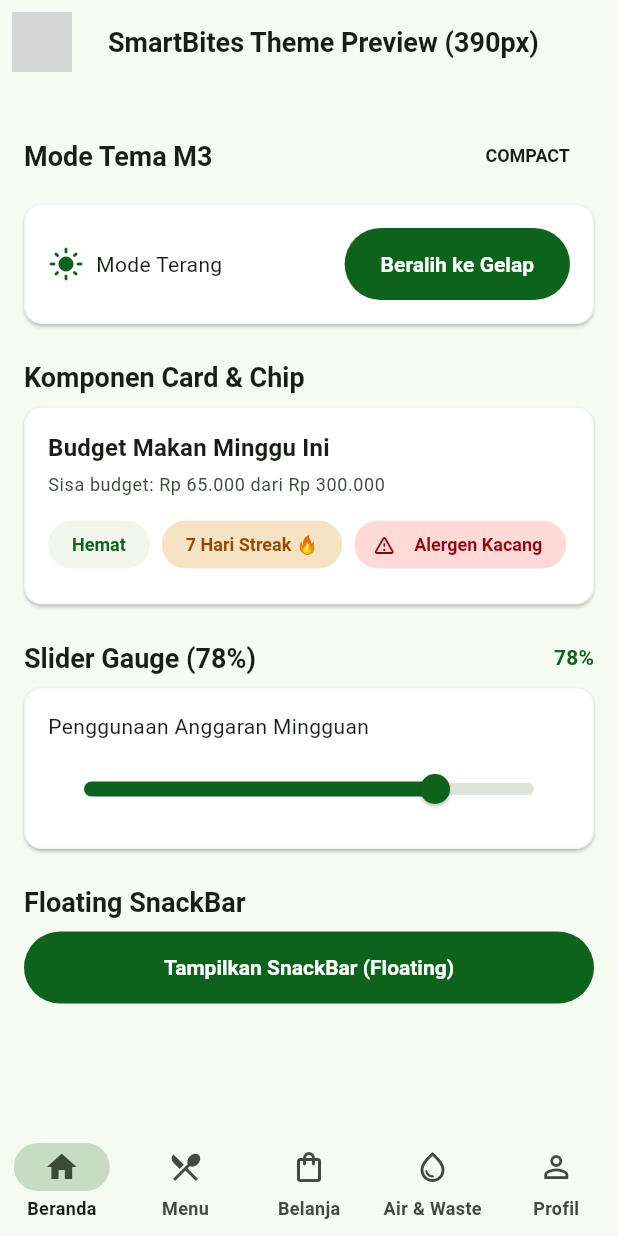
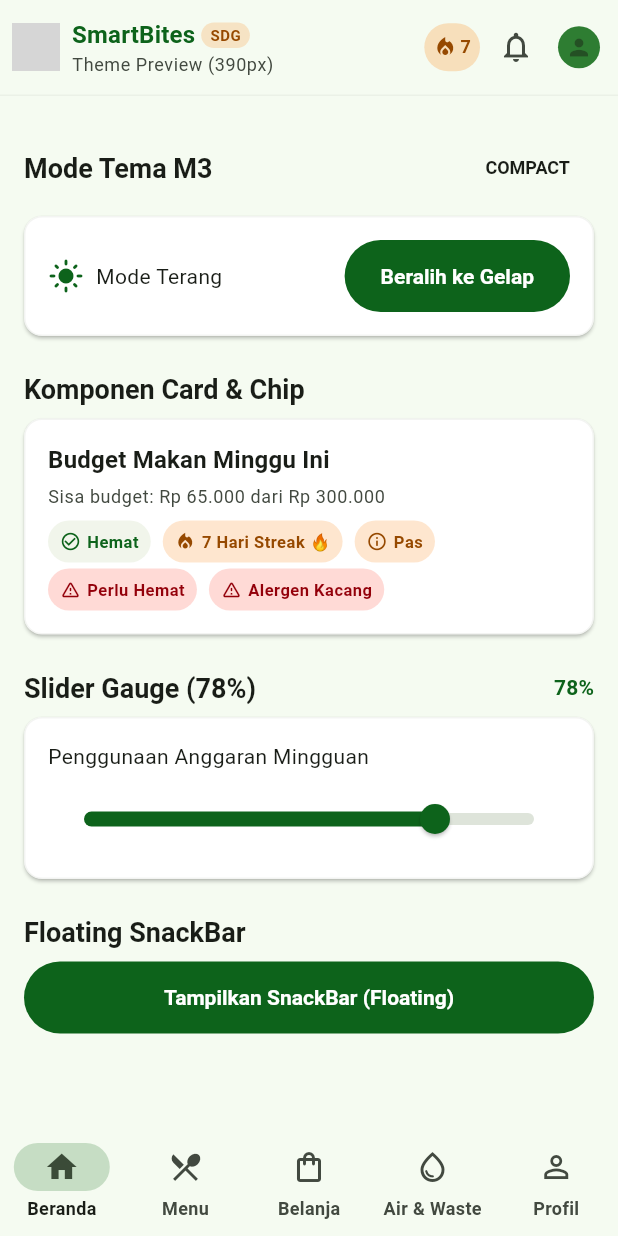
Before and after one commit to Kasanee-Teto/smartbites, a Flutter app: the screen it shows after launch, on a phone screen of 412 x 824 dp. Run offline on Flutter 3.47's test engine with Material 3 defaults, Android fonts, the light colour scheme and no system bars; grey boxes are pictures that could not be loaded.

Commit message:
feat(widgets): add SmartBitesAppBar, StatusBadge, and improve dark mode contrast
- Create SmartBitesAppBar with logo, SDG tag, streak counter, and action buttons
- Create StatusBadge supporting Hemat, Pas, Melebihi, and Alergen status
- Fix dark mode low contrast on error/allergen chips using high-contrast onErrorContainer
- Integrate SmartBitesAppBar and StatusBadge into preview page
- Ensure zero overflow across 360-1024dp viewports at text scale 1.3

```diff
--- a/lib/app.dart
+++ b/lib/app.dart
@@ -4,9 +4,10 @@ import 'package:budget_bites/theme/app_theme.dart';
 import 'package:budget_bites/utils/app_constants.dart';
 import 'package:budget_bites/utils/formatters.dart';
 import 'package:budget_bites/utils/responsive_breakpoints.dart';
-import 'package:budget_bites/widgets/app_logo.dart';
+import 'package:budget_bites/widgets/app_bar.dart';
 import 'package:budget_bites/widgets/responsive_layout.dart';
 import 'package:budget_bites/widgets/section_title.dart';
+import 'package:budget_bites/widgets/status_badge.dart';
 import 'package:flutter/material.dart';
 
 class SmartBitesApp extends StatefulWidget {
@@ -82,12 +83,14 @@ class _TempStep1bPreviewPageState extends State<TempStep1bPreviewPage> {
   @override
   Widget build(BuildContext context) {
     return Scaffold(
-      appBar: AppBar(
-        title: const Text('SmartBites Theme Preview (390px)'),
-        leading: const Padding(
-          padding: EdgeInsets.all(AppConstants.spaceSm),
-          child: AppLogo(size: 32),
-        ),
+      appBar: SmartBitesAppBar(
+        subtitle: 'Theme Preview (390px)',
+        streakDays: 7,
+        onNotificationTap: () {
+          ScaffoldMessenger.of(context).showSnackBar(
+            const SnackBar(content: Text('Notifikasi dibuka!')),
+          );
+        },
       ),
       bottomNavigationBar: NavigationBar(
         selectedIndex: _navIndex,
@@ -217,35 +220,15 @@ class _TempStep1bPreviewPageState extends State<TempStep1bPreviewPage> {
                     spacing: AppConstants.spaceSm,
                     runSpacing: AppConstants.spaceXs,
                     children: [
-                      Chip(
-                        backgroundColor: theme.colorScheme.surfaceContainerLow,
-                        label: Text(
-                          'Hemat',
-                          style: TextStyle(color: theme.colorScheme.primary),
-                        ),
+                      StatusBadge.hemat(),
+                      const StatusBadge(
+                        label: '7 Hari Streak 🔥',
+                        icon: Icons.local_fire_department,
+                        type: StatusBadgeType.warning,
                       ),
-                      Chip(
-                        backgroundColor: theme.colorScheme.secondaryContainer.withAlpha(50),
-                        label: Text(
-                          '7 Hari Streak 🔥',
-                          style: TextStyle(color: theme.colorScheme.secondary),
-                        ),
-                      ),
-                      Chip(
-                        backgroundColor: theme.colorScheme.errorContainer,
-                        avatar: Icon(
-                          Icons.warning_amber_rounded,
-                          size: 16.0,
-                          color: theme.colorScheme.onErrorContainer,
-                        ),
-                        label: Text(
-                          'Alergen Kacang',
-                          style: TextStyle(
-                            color: theme.colorScheme.onErrorContainer,
-                            fontWeight: FontWeight.w600,
-                          ),
-                        ),
-                      ),
+                      StatusBadge.pas(),
+                      StatusBadge.melebihi(),
+                      StatusBadge.alergen(name: 'Alergen Kacang'),
                     ],
                   ),
                 ],
--- /dev/null
+++ b/lib/widgets/app_bar.dart
@@ -0,0 +1,189 @@
+// Owner: Louis | FR: FR-01..07
+
+import 'package:budget_bites/utils/app_constants.dart';
+import 'package:budget_bites/widgets/app_logo.dart';
+import 'package:flutter/material.dart';
+
+class SmartBitesAppBar extends StatelessWidget implements PreferredSizeWidget {
+  final String subtitle;
+  final int streakDays;
+  final VoidCallback? onNotificationTap;
+  final VoidCallback? onProfileTap;
+  final VoidCallback? onStreakTap;
+
+  const SmartBitesAppBar({
+    super.key,
+    this.subtitle = 'Beranda',
+    this.streakDays = 7,
+    this.onNotificationTap,
+    this.onProfileTap,
+    this.onStreakTap,
+  });
+
+  @override
+  Size get preferredSize => const Size.fromHeight(64.0);
+
+  @override
+  Widget build(BuildContext context) {
+    final theme = Theme.of(context);
+    final colorScheme = theme.colorScheme;
+
+    return Container(
+      color: colorScheme.surface,
+      child: SafeArea(
+        bottom: false,
+        child: Container(
+          height: 64.0,
+          padding: const EdgeInsets.symmetric(horizontal: AppConstants.spaceSm),
+          decoration: BoxDecoration(
+            color: colorScheme.surface,
+            border: Border(
+              bottom: BorderSide(
+                color: colorScheme.outlineVariant.withAlpha(50),
+                width: 1.0,
+              ),
+            ),
+          ),
+          child: Row(
+            children: [
+              // Bagian Kiri: Logo + Nama Aplikasi + Subtitle
+              Expanded(
+                child: Row(
+                  children: [
+                    const AppLogo(size: 32.0),
+                    const SizedBox(width: AppConstants.spaceSm),
+                    Expanded(
+                      child: Column(
+                        mainAxisAlignment: MainAxisAlignment.center,
+                        crossAxisAlignment: CrossAxisAlignment.start,
+                        children: [
+                          Row(
+                            mainAxisSize: MainAxisSize.min,
+                            children: [
+                              Flexible(
+                                child: Text(
+                                  AppConstants.appName,
+                                  style: theme.textTheme.titleMedium?.copyWith(
+                                    color: colorScheme.primary,
+                                    fontWeight: FontWeight.bold,
+                                  ),
+                                  maxLines: 1,
+                                  overflow: TextOverflow.ellipsis,
+                                ),
+                              ),
+                              const SizedBox(width: AppConstants.spaceXs),
+                              Container(
+                                padding: const EdgeInsets.symmetric(
+                                  horizontal: 6.0,
+                                  vertical: 1.0,
+                                ),
+                                decoration: BoxDecoration(
+                                  color: colorScheme.secondaryContainer.withAlpha(50),
+                                  borderRadius: BorderRadius.circular(
+                                    AppConstants.radiusFull,
+                                  ),
+                                ),
+                                child: Text(
+                                  'SDG',
+                                  style: theme.textTheme.labelSmall?.copyWith(
+                                    color: colorScheme.secondary,
+                                    fontSize: 10.0,
+                                    fontWeight: FontWeight.w600,
+                                  ),
+                                ),
+                              ),
+                            ],
+                          ),
+                          Text(
+                            subtitle,
+                            style: theme.textTheme.bodySmall?.copyWith(
+                              color: colorScheme.onSurfaceVariant,
+                            ),
+                            maxLines: 1,
+                            overflow: TextOverflow.ellipsis,
+                          ),
+                        ],
+                      ),
+                    ),
+                  ],
+                ),
+              ),
+
+              const SizedBox(width: AppConstants.spaceXs),
+
+              // Bagian Kanan: Lencana Streak + Notifikasi + Avatar Profil
+              Row(
+                mainAxisSize: MainAxisSize.min,
+                children: [
+                  // Lencana Streak
+                  if (streakDays > 0)
+                    InkWell(
+                      onTap: onStreakTap,
+                      borderRadius: BorderRadius.circular(AppConstants.radiusFull),
+                      child: Container(
+                        constraints: const BoxConstraints(minHeight: 32.0),
+                        padding: const EdgeInsets.symmetric(
+                          horizontal: 6.0,
+                          vertical: 4.0,
+                        ),
+                        decoration: BoxDecoration(
+                          color: colorScheme.secondaryContainer.withAlpha(60),
+                          borderRadius: BorderRadius.circular(
+                            AppConstants.radiusFull,
+                          ),
+                        ),
+                        child: Row(
+                          mainAxisSize: MainAxisSize.min,
+                          children: [
+                            Icon(
+                              Icons.local_fire_department,
+                              size: 16.0,
+                              color: colorScheme.secondary,
+                            ),
+                            const SizedBox(width: 2.0),
+                            Text(
+                              '$streakDays',
+                              style: theme.textTheme.labelMedium?.copyWith(
+                                color: colorScheme.secondary,
+                                fontWeight: FontWeight.bold,
+                              ),
+                            ),
+                          ],
+                        ),
+                      ),
+                    ),
+
+                  // Tombol Notifikasi (Touch target >= 48dp)
+                  IconButton(
+                    tooltip: 'Notifikasi',
+                    icon: const Icon(Icons.notifications_outlined),
+                    color: colorScheme.onSurfaceVariant,
+                    onPressed: onNotificationTap ?? () {},
+                  ),
+
+                  // Avatar Profil (Touch target >= 48dp)
+                  InkWell(
+                    onTap: onProfileTap ?? () {},
+                    borderRadius: BorderRadius.circular(AppConstants.radiusFull),
+                    child: Padding(
+                      padding: const EdgeInsets.all(AppConstants.spaceXs),
+                      child: CircleAvatar(
+                        radius: 14.0,
+                        backgroundColor: colorScheme.primaryContainer,
+                        child: Icon(
+                          Icons.person,
+                          size: 18.0,
+                          color: colorScheme.onPrimaryContainer,
+                        ),
+                      ),
+                    ),
+                  ),
+                ],
+              ),
+            ],
+          ),
+        ),
+      ),
+    );
+  }
+}
--- /dev/null
+++ b/lib/widgets/status_badge.dart
@@ -0,0 +1,141 @@
+// Owner: Louis | FR: FR-03, FR-04, FR-12
+
+import 'package:budget_bites/utils/app_constants.dart';
+import 'package:flutter/material.dart';
+
+enum StatusBadgeType {
+  success, // Hemat, Selesai, Fresh
+  warning, // Pas, Menipis, Sedang
+  danger,  // Melebihi budget, Kadaluarsa, Alergen
+  info,    // Kategori menu, Netral, Jadwal
+}
+
+class StatusBadge extends StatelessWidget {
+  final String label;
+  final IconData? icon;
+  final StatusBadgeType type;
+  final VoidCallback? onTap;
+
+  const StatusBadge({
+    super.key,
+    required this.label,
+    this.icon,
+    this.type = StatusBadgeType.info,
+    this.onTap,
+  });
+
+  /// Factory helper untuk status anggaran 'Hemat'
+  factory StatusBadge.hemat({Key? key, VoidCallback? onTap}) {
+    return StatusBadge(
+      key: key,
+      label: 'Hemat',
+      icon: Icons.check_circle_outline,
+      type: StatusBadgeType.success,
+      onTap: onTap,
+    );
+  }
+
+  /// Factory helper untuk status anggaran 'Pas'
+  factory StatusBadge.pas({Key? key, VoidCallback? onTap}) {
+    return StatusBadge(
+      key: key,
+      label: 'Pas',
+      icon: Icons.info_outline,
+      type: StatusBadgeType.warning,
+      onTap: onTap,
+    );
+  }
+
+  /// Factory helper untuk status anggaran 'Melebihi'
+  factory StatusBadge.melebihi({Key? key, VoidCallback? onTap}) {
+    return StatusBadge(
+      key: key,
+      label: 'Perlu Hemat',
+      icon: Icons.warning_amber_rounded,
+      type: StatusBadgeType.danger,
+      onTap: onTap,
+    );
+  }
+
+  /// Factory helper untuk peringatan alergen
+  factory StatusBadge.alergen({
+    Key? key,
+    required String name,
+    VoidCallback? onTap,
+  }) {
+    return StatusBadge(
+      key: key,
+      label: name,
+      icon: Icons.warning_amber_rounded,
+      type: StatusBadgeType.danger,
+      onTap: onTap,
+    );
+  }
+
+  @override
+  Widget build(BuildContext context) {
+    final theme = Theme.of(context);
+    final colorScheme = theme.colorScheme;
+
+    final (Color bgColor, Color fgColor) = switch (type) {
+      StatusBadgeType.success => (
+          colorScheme.surfaceContainerLow,
+          colorScheme.primary,
+        ),
+      StatusBadgeType.warning => (
+          colorScheme.secondaryContainer.withAlpha(50),
+          colorScheme.secondary,
+        ),
+      StatusBadgeType.danger => (
+          colorScheme.errorContainer,
+          colorScheme.onErrorContainer,
+        ),
+      StatusBadgeType.info => (
+          colorScheme.surfaceContainerHighest,
+          colorScheme.onSurfaceVariant,
+        ),
+    };
+
+    final content = Container(
+      constraints: const BoxConstraints(minHeight: 28.0),
+      padding: const EdgeInsets.symmetric(
+        horizontal: AppConstants.spaceSm,
+        vertical: 4.0,
+      ),
+      decoration: BoxDecoration(
+        color: bgColor,
+        borderRadius: BorderRadius.circular(AppConstants.radiusFull),
+      ),
+      child: Row(
+        mainAxisSize: MainAxisSize.min,
+        children: [
+          if (icon != null) ...[
+            Icon(
+              icon,
+              size: 14.0,
+              color: fgColor,
+            ),
+            const SizedBox(width: AppConstants.spaceXs),
+          ],
+          Text(
+            label,
+            style: theme.textTheme.labelSmall?.copyWith(
+              color: fgColor,
+              fontWeight: FontWeight.w600,
+            ),
+          ),
+        ],
+      ),
+    );
+
+    if (onTap != null) {
+      return InkWell(
+        onTap: onTap,
+        borderRadius: BorderRadius.circular(AppConstants.radiusFull),
+        child: content,
+      );
+    }
+
+    return content;
+  }
+}
```
Also changed, not shown: 1 other file.
